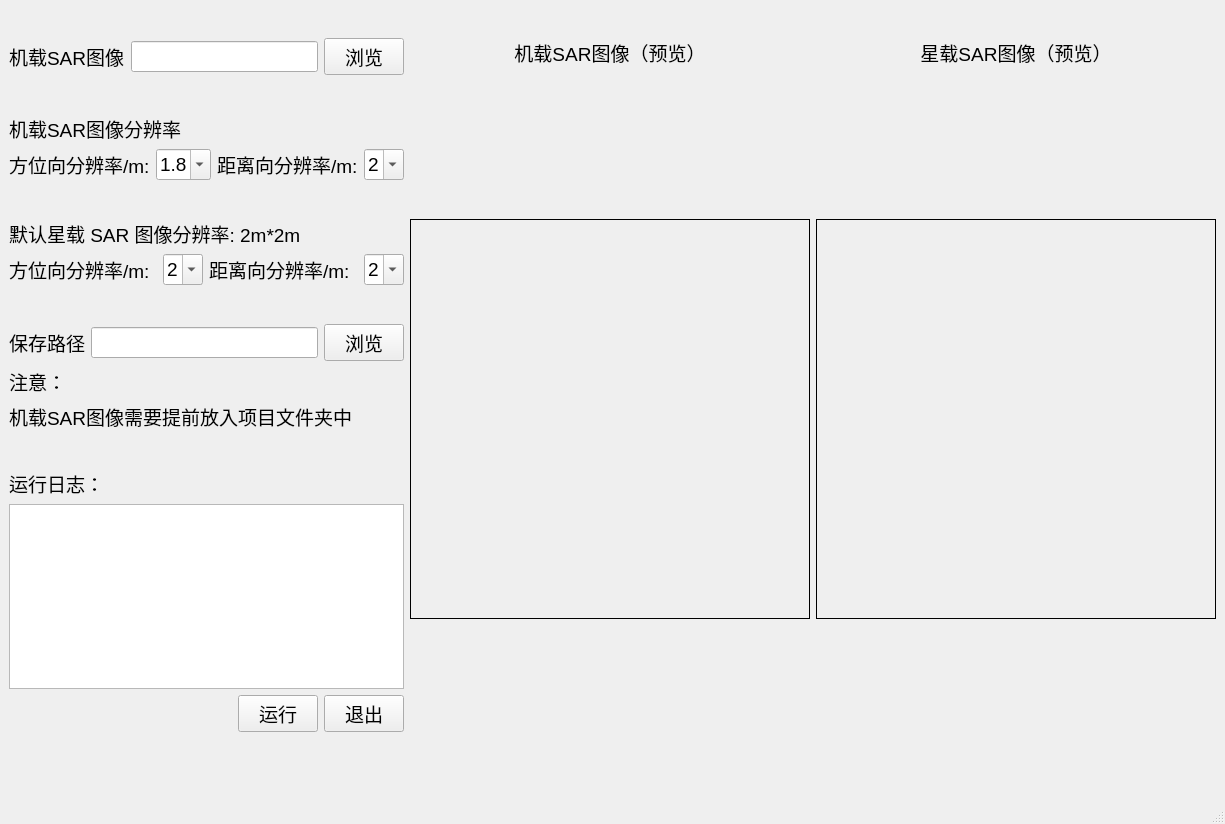
This is v1/sardeduction.ui in chongkuiqi/FTRP_app as Qt 5 draws it before an edit. The edited form follows.
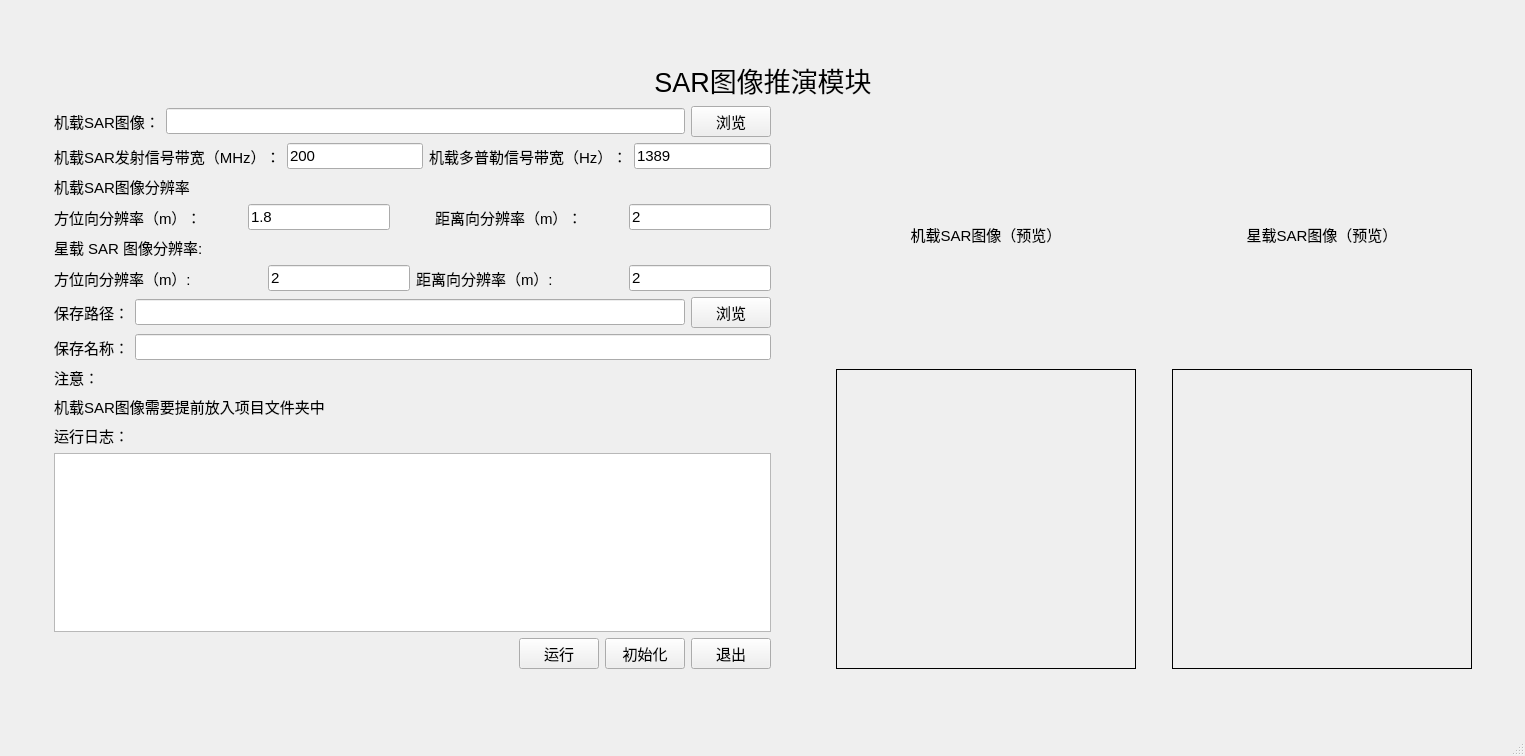
This is the edited form.

What changed in the file:
```diff
--- a/v1/sardeduction.ui
+++ b/v1/sardeduction.ui
@@ -6,8 +6,8 @@
    <rect>
     <x>0</x>
     <y>0</y>
-    <width>1112</width>
-    <height>824</height>
+    <width>1525</width>
+    <height>756</height>
    </rect>
   </property>
   <property name="font">
@@ -20,7 +20,7 @@
   </property>
   <widget class="QWidget" name="centralwidget">
    <layout class="QGridLayout" name="gridLayout">
-    <item row="0" column="0" rowspan="2">
+    <item row="2" column="0">
      <spacer name="horizontalSpacer_2">
       <property name="orientation">
        <enum>Qt::Horizontal</enum>
@@ -33,20 +33,7 @@
       </property>
      </spacer>
     </item>
-    <item row="0" column="1">
-     <spacer name="verticalSpacer">
-      <property name="orientation">
-       <enum>Qt::Vertical</enum>
-      </property>
-      <property name="sizeHint" stdset="0">
-       <size>
-        <width>20</width>
-        <height>65</height>
-       </size>
-      </property>
-     </spacer>
-    </item>
-    <item row="0" column="2" rowspan="2">
+    <item row="2" column="2">
      <spacer name="horizontalSpacer_3">
       <property name="orientation">
        <enum>Qt::Horizontal</enum>
@@ -59,7 +46,7 @@
       </property>
      </spacer>
     </item>
-    <item row="1" column="1">
+    <item row="2" column="1">
      <layout class="QHBoxLayout" name="horizontalLayout_5">
       <item>
        <layout class="QVBoxLayout" name="verticalLayout">
@@ -69,19 +56,30 @@
            <widget class="QLabel" name="label">
             <property name="font">
              <font>
-              <pointsize>14</pointsize>
+              <pointsize>11</pointsize>
              </font>
             </property>
             <property name="text">
-             <string>机载SAR图像</string>
+             <string>机载SAR图像：</string>
             </property>
            </widget>
           </item>
           <item>
-           <widget class="QLineEdit" name="fileline"/>
+           <widget class="QLineEdit" name="fileline">
+            <property name="font">
+             <font>
+              <pointsize>11</pointsize>
+             </font>
+            </property>
+           </widget>
           </item>
           <item>
            <widget class="QPushButton" name="browse">
+            <property name="font">
+             <font>
+              <pointsize>11</pointsize>
+             </font>
+            </property>
             <property name="text">
              <string>浏览</string>
             </property>
@@ -90,23 +88,62 @@
          </layout>
         </item>
         <item>
-         <spacer name="verticalSpacer_3">
-          <property name="orientation">
-           <enum>Qt::Vertical</enum>
-          </property>
-          <property name="sizeHint" stdset="0">
-           <size>
-            <width>20</width>
-            <height>40</height>
-           </size>
-          </property>
-         </spacer>
+         <layout class="QHBoxLayout" name="horizontalLayout_8">
+          <item>
+           <widget class="QLabel" name="label_16">
+            <property name="font">
+             <font>
+              <pointsize>11</pointsize>
+             </font>
+            </property>
+            <property name="text">
+             <string>机载SAR发射信号带宽（MHz）：</string>
+            </property>
+           </widget>
+          </item>
+          <item>
+           <widget class="QLineEdit" name="B">
+            <property name="font">
+             <font>
+              <pointsize>11</pointsize>
+             </font>
+            </property>
+            <property name="text">
+             <string>200</string>
+            </property>
+           </widget>
+          </item>
+          <item>
+           <widget class="QLabel" name="label_17">
+            <property name="font">
+             <font>
+              <pointsize>11</pointsize>
+             </font>
+            </property>
+            <property name="text">
+             <string>机载多普勒信号带宽（Hz）：</string>
+            </property>
+           </widget>
+          </item>
+          <item>
+           <widget class="QLineEdit" name="Bd">
+            <property name="font">
+             <font>
+              <pointsize>11</pointsize>
+             </font>
+            </property>
+            <property name="text">
+             <string>1389</string>
+            </property>
+           </widget>
+          </item>
+         </layout>
         </item>
         <item>
          <widget class="QLabel" name="label_2">
           <property name="font">
            <font>
-            <pointsize>14</pointsize>
+            <pointsize>11</pointsize>
            </font>
           </property>
           <property name="text">
@@ -120,11 +157,11 @@
            <widget class="QLabel" name="label_3">
             <property name="font">
              <font>
-              <pointsize>14</pointsize>
+              <pointsize>11</pointsize>
              </font>
             </property>
             <property name="text">
-             <string>方位向分辨率/m:</string>
+             <string>方位向分辨率（m）：</string>
             </property>
            </widget>
           </item>
@@ -142,18 +179,21 @@
            </spacer>
           </item>
           <item>
-           <widget class="QComboBox" name="Azimuth">
-            <property name="editable">
-             <bool>true</bool>
+           <widget class="QLineEdit" name="Azimuth">
+            <property name="sizePolicy">
+             <sizepolicy hsizetype="Preferred" vsizetype="Fixed">
+              <horstretch>0</horstretch>
+              <verstretch>0</verstretch>
+             </sizepolicy>
             </property>
-            <property name="currentText">
+            <property name="font">
+             <font>
+              <pointsize>11</pointsize>
+             </font>
+            </property>
+            <property name="text">
              <string>1.8</string>
             </property>
-            <item>
-             <property name="text">
-              <string>1.8</string>
-             </property>
-            </item>
            </widget>
           </item>
           <item>
@@ -173,11 +213,11 @@
            <widget class="QLabel" name="label_4">
             <property name="font">
              <font>
-              <pointsize>14</pointsize>
+              <pointsize>11</pointsize>
              </font>
             </property>
             <property name="text">
-             <string>距离向分辨率/m:</string>
+             <string>距离向分辨率（m）：</string>
             </property>
            </widget>
           </item>
@@ -195,44 +235,28 @@
            </spacer>
           </item>
           <item>
-           <widget class="QComboBox" name="Range">
-            <property name="editable">
-             <bool>true</bool>
+           <widget class="QLineEdit" name="Range">
+            <property name="font">
+             <font>
+              <pointsize>11</pointsize>
+             </font>
             </property>
-            <property name="currentText">
+            <property name="text">
              <string>2</string>
             </property>
-            <item>
-             <property name="text">
-              <string>2</string>
-             </property>
-            </item>
            </widget>
           </item>
          </layout>
         </item>
-        <item>
-         <spacer name="verticalSpacer_4">
-          <property name="orientation">
-           <enum>Qt::Vertical</enum>
-          </property>
-          <property name="sizeHint" stdset="0">
-           <size>
-            <width>20</width>
-            <height>40</height>
-           </size>
-          </property>
-         </spacer>
-        </item>
         <item>
          <widget class="QLabel" name="label_5">
           <property name="font">
            <font>
-            <pointsize>14</pointsize>
+            <pointsize>11</pointsize>
            </font>
           </property>
           <property name="text">
-           <string>默认星载 SAR 图像分辨率: 2m*2m</string>
+           <string>星载 SAR 图像分辨率:</string>
           </property>
          </widget>
         </item>
@@ -240,8 +264,13 @@
          <layout class="QHBoxLayout" name="horizontalLayout_6">
           <item>
            <widget class="QLabel" name="label_12">
+            <property name="font">
+             <font>
+              <pointsize>11</pointsize>
+             </font>
+            </property>
             <property name="text">
-             <string>方位向分辨率/m:</string>
+             <string>方位向分辨率（m）:</string>
             </property>
            </widget>
           </item>
@@ -259,21 +288,26 @@
            </spacer>
           </item>
           <item>
-           <widget class="QComboBox" name="spe_azi">
-            <property name="editable">
-             <bool>true</bool>
+           <widget class="QLineEdit" name="spe_azi">
+            <property name="font">
+             <font>
+              <pointsize>11</pointsize>
+             </font>
             </property>
-            <item>
-             <property name="text">
-              <string>2</string>
-             </property>
-            </item>
+            <property name="text">
+             <string>2</string>
+            </property>
            </widget>
           </item>
           <item>
            <widget class="QLabel" name="label_13">
+            <property name="font">
+             <font>
+              <pointsize>11</pointsize>
+             </font>
+            </property>
             <property name="text">
-             <string>距离向分辨率/m:</string>
+             <string>距离向分辨率（m）:</string>
             </property>
            </widget>
           </item>
@@ -291,51 +325,49 @@
            </spacer>
           </item>
           <item>
-           <widget class="QComboBox" name="spe_ran">
-            <property name="editable">
-             <bool>true</bool>
+           <widget class="QLineEdit" name="spe_ran">
+            <property name="font">
+             <font>
+              <pointsize>11</pointsize>
+             </font>
             </property>
-            <item>
-             <property name="text">
-              <string>2</string>
-             </property>
-            </item>
+            <property name="text">
+             <string>2</string>
+            </property>
            </widget>
           </item>
          </layout>
         </item>
-        <item>
-         <spacer name="verticalSpacer_5">
-          <property name="orientation">
-           <enum>Qt::Vertical</enum>
-          </property>
-          <property name="sizeHint" stdset="0">
-           <size>
-            <width>20</width>
-            <height>40</height>
-           </size>
-          </property>
-         </spacer>
-        </item>
         <item>
          <layout class="QHBoxLayout" name="horizontalLayout_4">
           <item>
            <widget class="QLabel" name="label_8">
             <property name="font">
              <font>
-              <pointsize>14</pointsize>
+              <pointsize>11</pointsize>
              </font>
             </property>
             <property name="text">
-             <string>保存路径</string>
+             <string>保存路径：</string>
             </property>
            </widget>
           </item>
           <item>
-           <widget class="QLineEdit" name="save_path_line"/>
+           <widget class="QLineEdit" name="save_path_line">
+            <property name="font">
+             <font>
+              <pointsize>11</pointsize>
+             </font>
+            </property>
+           </widget>
           </item>
           <item>
            <widget class="QPushButton" name="save">
+            <property name="font">
+             <font>
+              <pointsize>11</pointsize>
+             </font>
+            </property>
             <property name="text">
              <string>浏览</string>
             </property>
@@ -343,11 +375,36 @@
           </item>
          </layout>
         </item>
+        <item>
+         <layout class="QHBoxLayout" name="horizontalLayout_7">
+          <item>
+           <widget class="QLabel" name="label_14">
+            <property name="font">
+             <font>
+              <pointsize>11</pointsize>
+             </font>
+            </property>
+            <property name="text">
+             <string>保存名称：</string>
+            </property>
+           </widget>
+          </item>
+          <item>
+           <widget class="QLineEdit" name="save_name_line">
+            <property name="font">
+             <font>
+              <pointsize>11</pointsize>
+             </font>
+            </property>
+           </widget>
+          </item>
+         </layout>
+        </item>
         <item>
          <widget class="QLabel" name="label_6">
           <property name="font">
            <font>
-            <pointsize>14</pointsize>
+            <pointsize>11</pointsize>
            </font>
           </property>
           <property name="text">
@@ -359,7 +416,7 @@
          <widget class="QLabel" name="label_7">
           <property name="font">
            <font>
-            <pointsize>14</pointsize>
+            <pointsize>11</pointsize>
            </font>
           </property>
           <property name="text">
@@ -367,28 +424,26 @@
           </property>
          </widget>
         </item>
-        <item>
-         <spacer name="verticalSpacer_6">
-          <property name="orientation">
-           <enum>Qt::Vertical</enum>
-          </property>
-          <property name="sizeHint" stdset="0">
-           <size>
-            <width>20</width>
-            <height>40</height>
-           </size>
-          </property>
-         </spacer>
-        </item>
         <item>
          <widget class="QLabel" name="label_10">
+          <property name="font">
+           <font>
+            <pointsize>11</pointsize>
+           </font>
+          </property>
           <property name="text">
            <string>运行日志：</string>
           </property>
          </widget>
         </item>
         <item>
-         <widget class="QTextBrowser" name="log"/>
+         <widget class="QTextBrowser" name="log">
+          <property name="font">
+           <font>
+            <pointsize>11</pointsize>
+           </font>
+          </property>
+         </widget>
         </item>
         <item>
          <layout class="QHBoxLayout" name="horizontalLayout_3">
@@ -407,13 +462,35 @@
           </item>
           <item>
            <widget class="QPushButton" name="run">
+            <property name="font">
+             <font>
+              <pointsize>11</pointsize>
+             </font>
+            </property>
             <property name="text">
              <string>运行</string>
             </property>
            </widget>
           </item>
+          <item>
+           <widget class="QPushButton" name="bu_initialize">
+            <property name="font">
+             <font>
+              <pointsize>11</pointsize>
+             </font>
+            </property>
+            <property name="text">
+             <string>初始化</string>
+            </property>
+           </widget>
+          </item>
           <item>
            <widget class="QPushButton" name="sarexit">
+            <property name="font">
+             <font>
+              <pointsize>11</pointsize>
+             </font>
+            </property>
             <property name="text">
              <string>退出</string>
             </property>
@@ -421,25 +498,56 @@
           </item>
          </layout>
         </item>
-        <item>
-         <spacer name="verticalSpacer_11">
-          <property name="orientation">
-           <enum>Qt::Vertical</enum>
-          </property>
-          <property name="sizeHint" stdset="0">
-           <size>
-            <width>20</width>
-            <height>40</height>
-           </size>
-          </property>
-         </spacer>
-        </item>
        </layout>
       </item>
+      <item>
+       <spacer name="horizontalSpacer_10">
+        <property name="orientation">
+         <enum>Qt::Horizontal</enum>
+        </property>
+        <property name="sizeHint" stdset="0">
+         <size>
+          <width>40</width>
+          <height>20</height>
+         </size>
+        </property>
+       </spacer>
+      </item>
+      <item>
+       <spacer name="horizontalSpacer_9">
+        <property name="orientation">
+         <enum>Qt::Horizontal</enum>
+        </property>
+        <property name="sizeHint" stdset="0">
+         <size>
+          <width>40</width>
+          <height>20</height>
+         </size>
+        </property>
+       </spacer>
+      </item>
       <item>
        <layout class="QVBoxLayout" name="verticalLayout_2">
+        <item>
+         <spacer name="verticalSpacer_4">
+          <property name="orientation">
+           <enum>Qt::Vertical</enum>
+          </property>
+          <property name="sizeHint" stdset="0">
+           <size>
+            <width>20</width>
+            <height>40</height>
+           </size>
+          </property>
+         </spacer>
+        </item>
         <item>
          <widget class="QLabel" name="label_9">
+          <property name="font">
+           <font>
+            <pointsize>11</pointsize>
+           </font>
+          </property>
           <property name="text">
            <string>机载SAR图像（预览）</string>
           </property>
@@ -449,7 +557,7 @@
          </widget>
         </item>
         <item>
-         <spacer name="verticalSpacer_9">
+         <spacer name="verticalSpacer_3">
           <property name="orientation">
            <enum>Qt::Vertical</enum>
           </property>
@@ -465,14 +573,14 @@
          <widget class="QLabel" name="src_image">
           <property name="minimumSize">
            <size>
-            <width>400</width>
-            <height>400</height>
+            <width>300</width>
+            <height>300</height>
            </size>
           </property>
           <property name="maximumSize">
            <size>
-            <width>400</width>
-            <height>400</height>
+            <width>300</width>
+            <height>300</height>
            </size>
           </property>
           <property name="frameShape">
@@ -486,25 +594,43 @@
           </property>
          </widget>
         </item>
-        <item>
-         <spacer name="verticalSpacer_7">
-          <property name="orientation">
-           <enum>Qt::Vertical</enum>
-          </property>
-          <property name="sizeHint" stdset="0">
-           <size>
-            <width>20</width>
-            <height>40</height>
-           </size>
-          </property>
-         </spacer>
-        </item>
        </layout>
       </item>
+      <item>
+       <spacer name="horizontalSpacer_11">
+        <property name="orientation">
+         <enum>Qt::Horizontal</enum>
+        </property>
+        <property name="sizeHint" stdset="0">
+         <size>
+          <width>40</width>
+          <height>20</height>
+         </size>
+        </property>
+       </spacer>
+      </item>
       <item>
        <layout class="QVBoxLayout" name="verticalLayout_3">
+        <item>
+         <spacer name="verticalSpacer_6">
+          <property name="orientation">
+           <enum>Qt::Vertical</enum>
+          </property>
+          <property name="sizeHint" stdset="0">
+           <size>
+            <width>20</width>
+            <height>40</height>
+           </size>
+          </property>
+         </spacer>
+        </item>
         <item>
          <widget class="QLabel" name="label_11">
+          <property name="font">
+           <font>
+            <pointsize>11</pointsize>
+           </font>
+          </property>
           <property name="text">
            <string>星载SAR图像（预览）</string>
           </property>
@@ -514,7 +640,7 @@
          </widget>
         </item>
         <item>
-         <spacer name="verticalSpacer_10">
+         <spacer name="verticalSpacer_5">
           <property name="orientation">
            <enum>Qt::Vertical</enum>
           </property>
@@ -530,14 +656,14 @@
          <widget class="QLabel" name="output_img">
           <property name="minimumSize">
            <size>
-            <width>400</width>
-            <height>400</height>
+            <width>300</width>
+            <height>300</height>
            </size>
           </property>
           <property name="maximumSize">
            <size>
-            <width>400</width>
-            <height>400</height>
+            <width>300</width>
+            <height>300</height>
            </size>
           </property>
           <property name="frameShape">
@@ -551,24 +677,24 @@
           </property>
          </widget>
         </item>
-        <item>
-         <spacer name="verticalSpacer_8">
-          <property name="orientation">
-           <enum>Qt::Vertical</enum>
-          </property>
-          <property name="sizeHint" stdset="0">
-           <size>
-            <width>20</width>
-            <height>40</height>
-           </size>
-          </property>
-         </spacer>
-        </item>
        </layout>
       </item>
      </layout>
     </item>
-    <item row="2" column="1">
+    <item row="0" column="1">
+     <spacer name="verticalSpacer">
+      <property name="orientation">
+       <enum>Qt::Vertical</enum>
+      </property>
+      <property name="sizeHint" stdset="0">
+       <size>
+        <width>20</width>
+        <height>65</height>
+       </size>
+      </property>
+     </spacer>
+    </item>
+    <item row="3" column="1">
      <spacer name="verticalSpacer_2">
       <property name="orientation">
        <enum>Qt::Vertical</enum>
@@ -581,6 +707,21 @@
       </property>
      </spacer>
     </item>
+    <item row="1" column="1">
+     <widget class="QLabel" name="label_15">
+      <property name="font">
+       <font>
+        <pointsize>20</pointsize>
+       </font>
+      </property>
+      <property name="text">
+       <string>SAR图像推演模块</string>
+      </property>
+      <property name="alignment">
+       <set>Qt::AlignCenter</set>
+      </property>
+     </widget>
+    </item>
    </layout>
   </widget>
   <widget class="QMenuBar" name="menubar">
```
Left out of the diff: 2 changed lines with no effect on the pictures.
